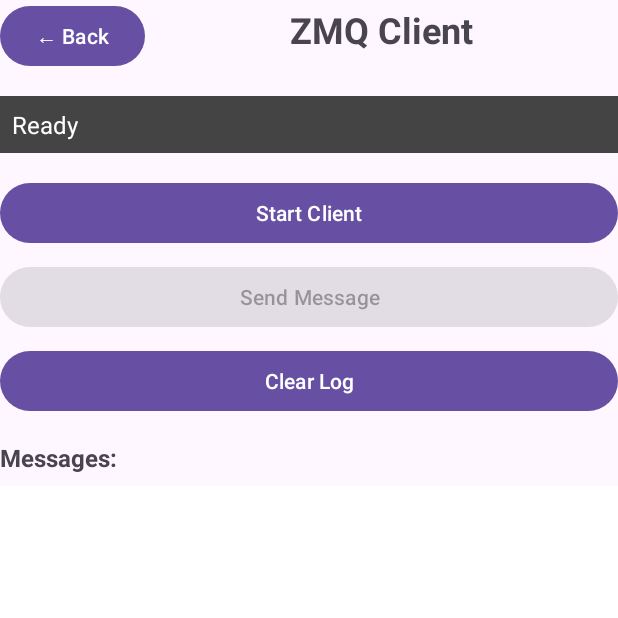
After one commit to NautilusVl/VisualNew, an Android app: the SocketsActivity screen opened directly, with no data from a screen before it, on a phone screen of 412 x 824 dp, the top half of it. The commit adds this screen. Run offline under Robolectric (Android 15) with nearby library versions, the phone set to English and light mode, and no system bars; libraries missing offline, so code that uses them is left out: org.zeromq.

Commit message:
android client to PC server ZMQ connection

```diff
--- a/app/build.gradle.kts
+++ b/app/build.gradle.kts
@@ -43,6 +43,7 @@ dependencies {
     implementation(libs.material)
     implementation(libs.androidx.activity)
     implementation(libs.androidx.constraintlayout)
+    implementation("org.zeromq:jeromq:0.5.3") //это новая зависимость
     testImplementation(libs.junit)
     androidTestImplementation(libs.androidx.junit)
     androidTestImplementation(libs.androidx.espresso.core)
--- a/app/src/main/AndroidManifest.xml
+++ b/app/src/main/AndroidManifest.xml
@@ -1,7 +1,7 @@
 <?xml version="1.0" encoding="utf-8"?>
 <manifest xmlns:android="http://schemas.android.com/apk/res/android"
     xmlns:tools="http://schemas.android.com/tools">
-
+    <uses-permission android:name="android.permission.INTERNET" />
     <application
         android:allowBackup="true"
         android:dataExtractionRules="@xml/data_extraction_rules"
@@ -11,6 +11,9 @@
         android:roundIcon="@mipmap/ic_launcher_round"
         android:supportsRtl="true"
         android:theme="@style/Theme.MyServer">
+        <activity
+            android:name=".SocketsActivity"
+            android:exported="false" />
         <activity
             android:name=".MainActivity"
             android:exported="true">
--- /dev/null
+++ b/app/src/main/java/com/example/myserver/SocketsActivity.kt
@@ -0,0 +1,184 @@
+package com.example.myserver
+
+import android.os.Bundle
+import android.os.Handler
+import android.os.Looper
+import android.util.Log
+import android.widget.Button
+import android.widget.ScrollView
+import android.widget.TextView
+import androidx.activity.enableEdgeToEdge
+import androidx.appcompat.app.AppCompatActivity
+import androidx.core.view.ViewCompat
+import androidx.core.view.WindowInsetsCompat
+import org.zeromq.SocketType
+import org.zeromq.ZContext
+import org.zeromq.ZMQ
+import kotlin.concurrent.thread
+
+class SocketsActivity : AppCompatActivity() {
+    private lateinit var tvStatus: TextView
+    private lateinit var tvMessages: TextView
+    private lateinit var btnStartClient: Button
+    private lateinit var btnSendMessage: Button
+    private lateinit var btnClearLog: Button
+    private lateinit var btnBack: Button
+    private lateinit var scrollView: ScrollView
+
+    private lateinit var handler: Handler
+    private var isClientRunning = false
+    private var clientThread: Thread? = null
+
+    companion object {
+        private const val TAG = "SocketsActivity"
+        //private const val SERVER_IP = "192.168.0.101" //реальный
+        private const val SERVER_IP = "10.0.2.2" // эмулятор
+        private const val SERVER_PORT = 5555
+    }
+
+    override fun onCreate(savedInstanceState: Bundle?) {
+        super.onCreate(savedInstanceState)
+        setContentView(R.layout.activity_sockets)
+
+        enableEdgeToEdge()
+        ViewCompat.setOnApplyWindowInsetsListener(findViewById(R.id.main)) { v, insets ->
+            val systemBars = insets.getInsets(WindowInsetsCompat.Type.systemBars())
+            v.setPadding(systemBars.left, systemBars.top, systemBars.right, systemBars.bottom)
+            insets
+        }
+
+        tvStatus = findViewById(R.id.tvStatus)
+        tvMessages = findViewById(R.id.tvMessages)
+        btnStartClient = findViewById(R.id.btnStartClient)
+        btnSendMessage = findViewById(R.id.btnSendMessage)
+        btnClearLog = findViewById(R.id.btnClearLog)
+        btnBack = findViewById(R.id.btnBack)
+        scrollView = findViewById(R.id.scrollView)
+
+        handler = Handler(Looper.getMainLooper())
+        setupUI()
+    }
+
+    private fun setupUI() {
+        btnStartClient.setOnClickListener {
+            if (!isClientRunning) {
+                startClient()
+                btnStartClient.text = "Stop Client"
+                btnStartClient.isEnabled = false
+                tvStatus.text = "Connecting to server..."
+            } else {
+                stopClient()
+                btnStartClient.text = "Start Client"
+                tvStatus.text = "Client stopped"
+                btnSendMessage.isEnabled = false
+            }
+            isClientRunning = !isClientRunning
+        }
+
+        btnSendMessage.setOnClickListener {
+            if (isClientRunning) {
+                sendMessageToServer()
+            } else {
+                tvStatus.text = "Start client first!"
+            }
+        }
+
+        btnClearLog.setOnClickListener {
+            tvMessages.text = ""
+        }
+
+        btnBack.setOnClickListener {
+            stopClient()
+            finish()
+        }
+
+        btnSendMessage.isEnabled = false
+    }
+
+    private fun startClient() {
+        clientThread = thread {
+            try {
+                ZContext().use { context ->
+                    context.createSocket(SocketType.REQ).use { socket ->
+                        val serverAddress = "tcp://$SERVER_IP:$SERVER_PORT"
+                        Log.d(TAG, "Connecting to: $serverAddress")
+
+                        socket.connect(serverAddress)
+                        socket.setSendTimeOut(5000)
+                        socket.setReceiveTimeOut(5000)
+
+                        val testMessage = "Hello from Android!"
+                        socket.send(testMessage.toByteArray(ZMQ.CHARSET), 0)
+
+                        val reply = socket.recv(0)
+                        val replyString = String(reply, ZMQ.CHARSET)
+
+                        handler.post {
+                            tvMessages.append("Connected!\n")
+                            tvMessages.append("Server: $replyString\n\n")
+                            tvStatus.text = "Connected to $SERVER_IP"
+                            btnStartClient.isEnabled = true
+                            btnStartClient.text = "Stop Client"
+                            btnSendMessage.isEnabled = true
+                        }
+                    }
+                }
+            } catch (e: Exception) {
+                Log.e(TAG, "Error: ${e.message}")
+                handler.post {
+                    tvStatus.text = "Failed: ${e.message}"
+                    tvMessages.append("Error: ${e.message}\n")
+                    btnStartClient.isEnabled = true
+                    btnStartClient.text = "Start Client"
+                    btnSendMessage.isEnabled = false
+                    isClientRunning = false
+                }
+            }
+        }
+    }
+
+    private fun sendMessageToServer() {
+        thread {
+            try {
+                ZContext().use { context ->
+                    context.createSocket(SocketType.REQ).use { socket ->
+                        val serverAddress = "tcp://$SERVER_IP:$SERVER_PORT"
+                        socket.connect(serverAddress)
+                        socket.setSendTimeOut(3000)
+                        socket.setReceiveTimeOut(3000)
+
+                        val message = "Hello from Android! ${System.currentTimeMillis()}"
+                        socket.send(message.toByteArray(ZMQ.CHARSET), 0)
+
+                        val reply = socket.recv(0)
+                        val replyString = String(reply, ZMQ.CHARSET)
+
+                        handler.post {
+                            tvMessages.append("Sent: $message\n")
+                            tvMessages.append("Got: $replyString\n\n")
+                            scrollView.post {
+                                scrollView.fullScroll(android.view.View.FOCUS_DOWN)
+                            }
+                        }
+                    }
+                }
+            } catch (e: Exception) {
+                Log.e(TAG, "Send error: ${e.message}")
+                handler.post {
+                    tvStatus.text = "Send failed: ${e.message}"
+                    tvMessages.append("Send error: ${e.message}\n")
+                }
+            }
+        }
+    }
+
+    private fun stopClient() {
+        clientThread?.interrupt()
+        clientThread = null
+    }
+
+    override fun onDestroy() {
+        super.onDestroy()
+        stopClient()
+    }
+}
--- /dev/null
+++ b/app/src/main/res/layout/activity_sockets.xml
@@ -0,0 +1,91 @@
+<?xml version="1.0" encoding="utf-8"?>
+<LinearLayout xmlns:android="http://schemas.android.com/apk/res/android"
+    xmlns:tools="http://schemas.android.com/tools"
+    android:id="@+id/main"
+    android:layout_width="match_parent"
+    android:layout_height="match_parent"
+    android:orientation="vertical"
+    android:padding="16dp"
+    tools:context=".SocketsActivity">
+
+    <LinearLayout
+        android:layout_width="match_parent"
+        android:layout_height="wrap_content"
+        android:orientation="horizontal"
+        android:layout_marginBottom="16dp">
+
+        <Button
+            android:id="@+id/btnBack"
+            android:layout_width="wrap_content"
+            android:layout_height="wrap_content"
+            android:text="← Back"/>
+
+        <TextView
+            android:layout_width="0dp"
+            android:layout_height="wrap_content"
+            android:layout_weight="1"
+            android:text="ZMQ Client"
+            android:textSize="24sp"
+            android:textStyle="bold"
+            android:gravity="center"/>
+    </LinearLayout>
+
+    <TextView
+        android:id="@+id/tvStatus"
+        android:layout_width="match_parent"
+        android:layout_height="wrap_content"
+        android:text="Ready"
+        android:textSize="16sp"
+        android:padding="8dp"
+        android:background="#444"
+        android:textColor="#fff"
+        android:layout_marginBottom="16dp"/>
+
+    <Button
+        android:id="@+id/btnStartClient"
+        android:layout_width="match_parent"
+        android:layout_height="wrap_content"
+        android:text="Start Client"
+        android:layout_marginBottom="8dp"/>
+
+    <Button
+        android:id="@+id/btnSendMessage"
+        android:layout_width="match_parent"
+        android:layout_height="wrap_content"
+        android:text="Send Message"
+        android:layout_marginBottom="8dp"
+        android:enabled="false"/>
+
+    <Button
+        android:id="@+id/btnClearLog"
+        android:layout_width="match_parent"
+        android:layout_height="wrap_content"
+        android:text="Clear Log"
+        android:layout_marginBottom="16dp"/>
+
+    <!-- Лог -->
+    <TextView
+        android:layout_width="match_parent"
+        android:layout_height="wrap_content"
+        android:text="Messages:"
+        android:textSize="16sp"
+        android:textStyle="bold"
+        android:layout_marginBottom="8dp"/>
+
+    <ScrollView
+        android:id="@+id/scrollView"
+        android:layout_width="match_parent"
+        android:layout_height="0dp"
+        android:layout_weight="1"
+        android:background="#fff">
+
+        <TextView
+            android:id="@+id/tvMessages"
+            android:layout_width="match_parent"
+            android:layout_height="wrap_content"
+            android:padding="8dp"
+            android:textSize="14sp"
+            android:textColor="#000"/>
+    </ScrollView>
+
+</LinearLayout>
```
Also changed, not shown: app/src/main/java/com/example/myserver/MainActivity.kt (+10 -1 lines), app/src/main/res/layout/activity_main.xml (+8 -1 lines).
